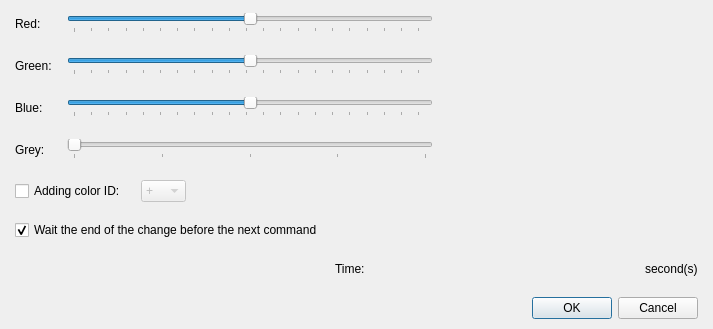
RPG-Paper-Maker/RPG-Paper-Maker, file Editor/Dialogs/Commands/dialogcommandchangescreentone.ui: the form before one commit.
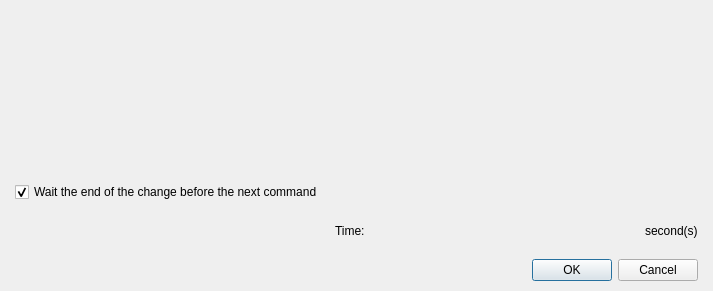
The form after the commit. Custom widgets are drawn as their Qt base class.

Diff of the .ui file:
```diff
--- a/Editor/Dialogs/Commands/dialogcommandchangescreentone.ui
+++ b/Editor/Dialogs/Commands/dialogcommandchangescreentone.ui
@@ -13,7 +13,7 @@
   <property name="windowTitle">
    <string>Change screen tone...</string>
   </property>
-  <layout class="QGridLayout" name="gridLayout_2">
+  <layout class="QGridLayout" name="gridLayout">
    <property name="leftMargin">
     <number>15</number>
    </property>
@@ -27,268 +27,17 @@
     <number>10</number>
    </property>
    <item row="0" column="0">
-    <layout class="QVBoxLayout" name="verticalLayout_2" stretch="1,0">
+    <layout class="QVBoxLayout" name="verticalLayout_3" stretch="1,0">
      <property name="spacing">
       <number>15</number>
      </property>
      <item>
+      <layout class="QVBoxLayout" name="verticalLayout_2" stretch="1,0">
+       <item>
+        <widget class="PanelColorsTransition" name="panelColorsTransition" native="true"/>
+       </item>
+       <item>
       <layout class="QVBoxLayout" name="verticalLayout">
-       <item>
-        <layout class="QGridLayout" name="gridLayout" columnstretch="0,1,0">
-         <item row="0" column="0">
-          <widget class="QLabel" name="labelRed">
-           <property name="text">
-            <string>Red:</string>
-           </property>
-          </widget>
-         </item>
-         <item row="0" column="1">
-          <widget class="QSlider" name="horizontalSliderRed">
-           <property name="minimum">
-            <number>-255</number>
-           </property>
-           <property name="maximum">
-            <number>255</number>
-           </property>
-           <property name="tracking">
-            <bool>true</bool>
-           </property>
-           <property name="orientation">
-            <enum>Qt::Horizontal</enum>
-           </property>
-           <property name="tickPosition">
-            <enum>QSlider::TicksBelow</enum>
-           </property>
-           <property name="tickInterval">
-            <number>25</number>
-           </property>
-          </widget>
-         </item>
-         <item row="0" column="2">
-          <widget class="PanelPrimitiveValue" name="panelPrimitiveRed" native="true">
-           <property name="minimumSize">
-            <size>
-             <width>250</width>
-             <height>27</height>
-            </size>
-           </property>
-           <property name="maximumSize">
-            <size>
-             <width>250</width>
-             <height>27</height>
-            </size>
-           </property>
-          </widget>
-         </item>
-         <item row="1" column="0">
-          <widget class="QLabel" name="labelGreen">
-           <property name="text">
-            <string>Green:</string>
-           </property>
-          </widget>
-         </item>
-         <item row="1" column="1">
-          <widget class="QSlider" name="horizontalSliderGreen">
-           <property name="minimum">
-            <number>-255</number>
-           </property>
-           <property name="maximum">
-            <number>255</number>
-           </property>
-           <property name="tracking">
-            <bool>true</bool>
-           </property>
-           <property name="orientation">
-            <enum>Qt::Horizontal</enum>
-           </property>
-           <property name="tickPosition">
-            <enum>QSlider::TicksBelow</enum>
-           </property>
-           <property name="tickInterval">
-            <number>25</number>
-           </property>
-          </widget>
-         </item>
-         <item row="1" column="2">
-          <widget class="PanelPrimitiveValue" name="panelPrimitiveGreen" native="true">
-           <property name="minimumSize">
-            <size>
-             <width>250</width>
-             <height>27</height>
-            </size>
-           </property>
-           <property name="maximumSize">
-            <size>
-             <width>250</width>
-             <height>27</height>
-            </size>
-           </property>
-          </widget>
-         </item>
-         <item row="2" column="0">
-          <widget class="QLabel" name="labelBlue">
-           <property name="text">
-            <string>Blue:</string>
-           </property>
-          </widget>
-         </item>
-         <item row="2" column="1">
-          <widget class="QSlider" name="horizontalSliderBlue">
-           <property name="minimum">
-            <number>-255</number>
-           </property>
-           <property name="maximum">
-            <number>255</number>
-           </property>
-           <property name="tracking">
-            <bool>true</bool>
-           </property>
-           <property name="orientation">
-            <enum>Qt::Horizontal</enum>
-           </property>
-           <property name="tickPosition">
-            <enum>QSlider::TicksBelow</enum>
-           </property>
-           <property name="tickInterval">
-            <number>25</number>
-           </property>
-          </widget>
-         </item>
-         <item row="2" column="2">
-          <widget class="PanelPrimitiveValue" name="panelPrimitiveBlue" native="true">
-           <property name="minimumSize">
-            <size>
-             <width>250</width>
-             <height>27</height>
-            </size>
-           </property>
-           <property name="maximumSize">
-            <size>
-             <width>250</width>
-             <height>27</height>
-            </size>
-           </property>
-          </widget>
-         </item>
-         <item row="3" column="0">
-          <widget class="QLabel" name="labelGrey">
-           <property name="text">
-            <string>Grey:</string>
-           </property>
-          </widget>
-         </item>
-         <item row="3" column="1">
-          <widget class="QSlider" name="horizontalSliderGrey">
-           <property name="minimum">
-            <number>0</number>
-           </property>
-           <property name="maximum">
-            <number>100</number>
-           </property>
-           <property name="tracking">
-            <bool>true</bool>
-           </property>
-           <property name="orientation">
-            <enum>Qt::Horizontal</enum>
-           </property>
-           <property name="tickPosition">
-            <enum>QSlider::TicksBelow</enum>
-           </property>
-           <property name="tickInterval">
-            <number>25</number>
-           </property>
-          </widget>
-         </item>
-         <item row="3" column="2">
-          <widget class="PanelPrimitiveValue" name="panelPrimitiveGrey" native="true">
-           <property name="minimumSize">
-            <size>
-             <width>250</width>
-             <height>27</height>
-            </size>
-           </property>
-           <property name="maximumSize">
-            <size>
-             <width>250</width>
-             <height>27</height>
-            </size>
-           </property>
-          </widget>
-         </item>
-        </layout>
-       </item>
-       <item>
-        <layout class="QHBoxLayout" name="horizontalLayout" stretch="0,0,0,1">
-         <item>
-          <widget class="QCheckBox" name="checkBoxColor">
-           <property name="text">
-            <string>Adding color ID:</string>
-           </property>
-          </widget>
-         </item>
-         <item>
-          <widget class="QComboBox" name="comboBoxColor">
-           <property name="enabled">
-            <bool>false</bool>
-           </property>
-           <property name="minimumSize">
-            <size>
-             <width>45</width>
-             <height>0</height>
-            </size>
-           </property>
-           <property name="maximumSize">
-            <size>
-             <width>45</width>
-             <height>16777215</height>
-            </size>
-           </property>
-           <item>
-            <property name="text">
-             <string>+</string>
-            </property>
-           </item>
-           <item>
-            <property name="text">
-             <string>-</string>
-            </property>
-           </item>
-          </widget>
-         </item>
-         <item>
-          <widget class="PanelPrimitiveValue" name="panelPrimitiveColor" native="true">
-           <property name="enabled">
-            <bool>false</bool>
-           </property>
-           <property name="minimumSize">
-            <size>
-             <width>250</width>
-             <height>27</height>
-            </size>
-           </property>
-           <property name="maximumSize">
-            <size>
-             <width>250</width>
-             <height>27</height>
-            </size>
-           </property>
-          </widget>
-         </item>
-         <item>
-          <spacer name="horizontalSpacer_9">
-           <property name="orientation">
-            <enum>Qt::Horizontal</enum>
-           </property>
-           <property name="sizeHint" stdset="0">
-            <size>
-             <width>68</width>
-             <height>20</height>
-            </size>
-           </property>
-          </spacer>
-         </item>
-        </layout>
-       </item>
        <item>
         <widget class="QCheckBox" name="checkBoxWaitEnd">
          <property name="text">
@@ -348,6 +97,8 @@
        </item>
       </layout>
      </item>
+      </layout>
+     </item>
      <item>
       <widget class="QDialogButtonBox" name="buttonBox">
        <property name="orientation">
@@ -369,6 +120,12 @@
    <header>panelprimitivevalue.h</header>
    <container>1</container>
   </customwidget>
+  <customwidget>
+   <class>PanelColorsTransition</class>
+   <extends>QWidget</extends>
+   <header>panelcolorstransition.h</header>
+   <container>1</container>
+  </customwidget>
  </customwidgets>
  <resources/>
  <connections>
```
Lines whose indentation alone changed are shown as unchanged.
